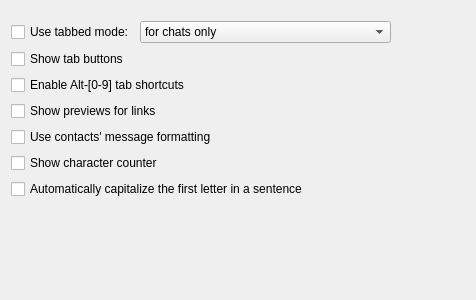
Above: src/options/opt_messages_common.ui from psi-plus/psi-plus-snapshots before the change. Below: the same form after it.
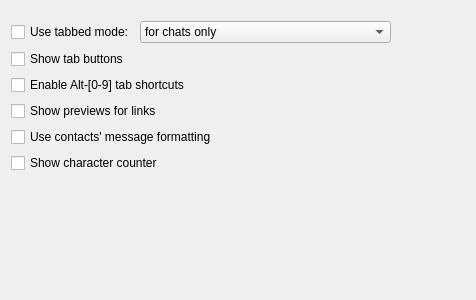
That is the form after the change.

What changed in the file:
```diff
--- a/src/options/opt_messages_common.ui
+++ b/src/options/opt_messages_common.ui
@@ -129,13 +129,6 @@
      </property>
     </widget>
    </item>
-   <item>
-    <widget class="QCheckBox" name="ck_autoCapitalize">
-     <property name="text">
-      <string>Automatically capitalize the first letter in a sentence</string>
-     </property>
-    </widget>
-   </item>
    <item>
     <spacer name="verticalSpacer">
      <property name="orientation">
```
